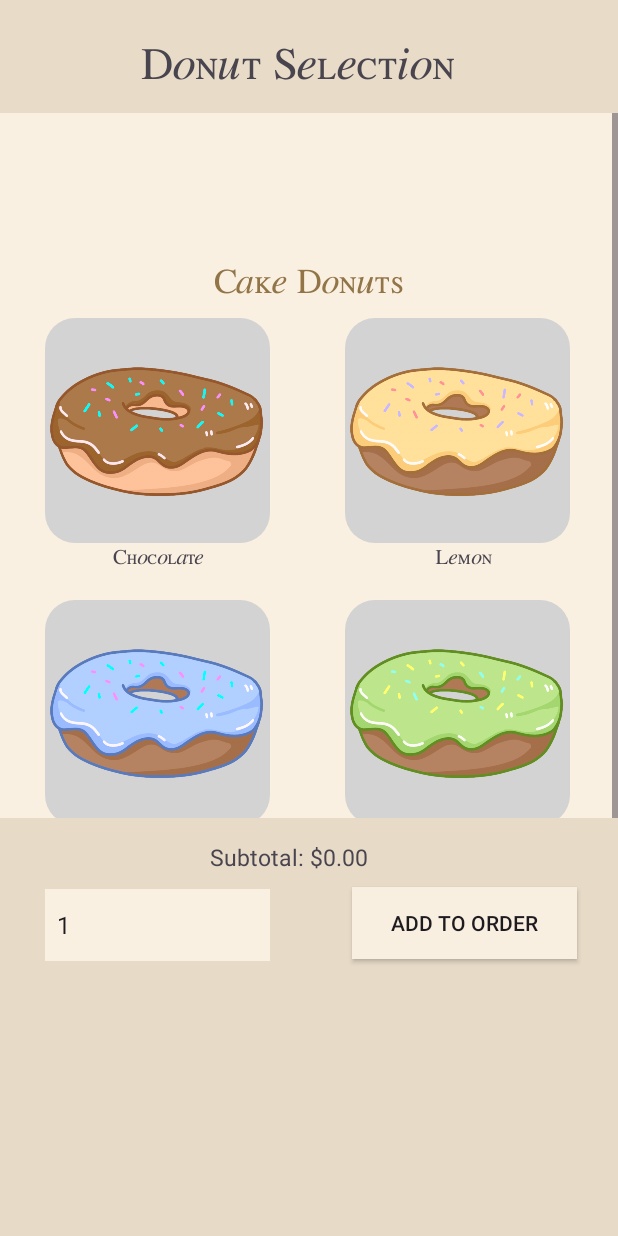
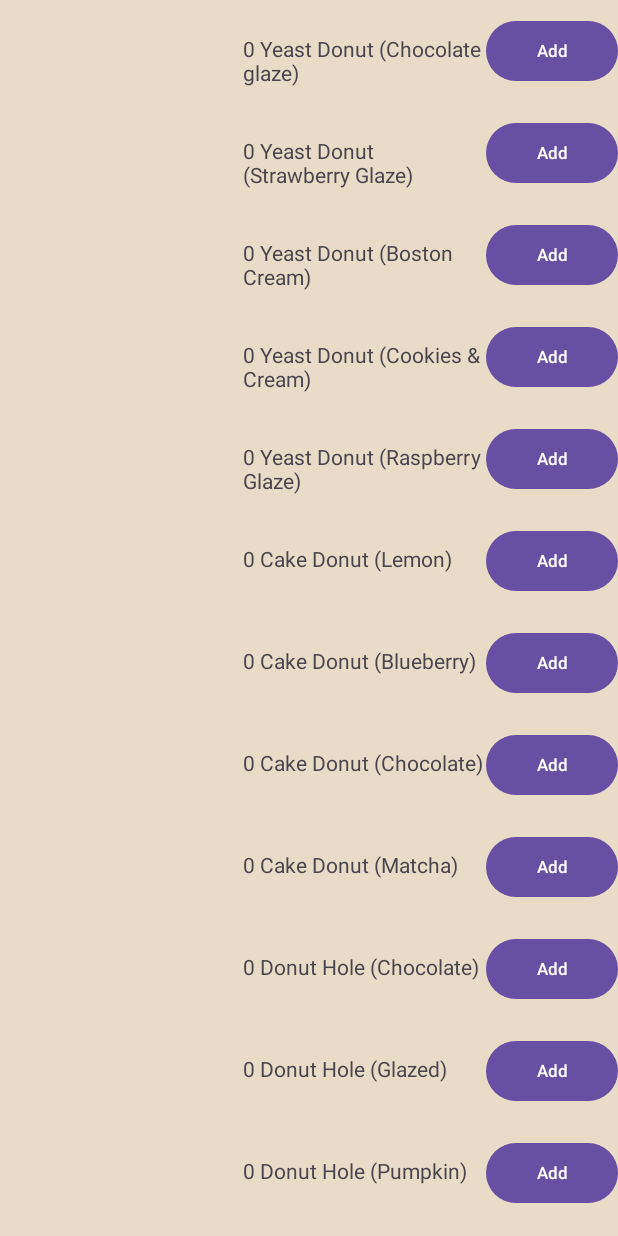
Before and after one commit to JustALoafOfBeans/RUCafeAndriod, an Android app: the screen it shows after launch (DonutActivity), after a tap on "Button to Donut Page.", on a phone screen of 412 x 824 dp. Run offline under Robolectric (Android 15) with nearby library versions, the phone set to English and light mode, and no system bars.

Commit message:
Donut Recycler setup, list generation works

```diff
--- /dev/null
+++ b/app/src/main/java/com/example/rucafeandriod/Donut.java
@@ -0,0 +1,137 @@
+package com.example.rucafeandriod;
+
+import com.example.rucafeandriod.Prices;
+
+import java.text.DecimalFormat;
+import java.util.ArrayList;
+
+/**
+ * The Donut class extends the abstract MenuItem class and describes orders
+ * of donuts from the RU Cafe
+ * @author Victoria Chen, Bridget Zhang
+ */
+public class Donut extends MenuItem{
+    /**
+     * Type of donut item selected (cake, yeast, or hole)
+     */
+    private String type;
+    /**
+     * Amount of item selected
+     */
+    private int quantity;
+    /**
+     * Flavor of donut selected, options vary with type
+     */
+    private String flavor;
+    /**
+     * Initial size constant
+     */
+    private static int INIT = 0;
+    /**
+     * Error integer
+     */
+    private static int ERROR = -1;
+    /**
+     * Use DF.format(value) to round value to two decimals places. Rounding
+     * up or down is by basic convention. Returns a String.
+     */
+    private static final DecimalFormat DF = new DecimalFormat("0.00");
+
+    /**
+     * Constructor for Donut class
+     * @param type type of donut treat String
+     * @param fla flavor of donut as a String
+     * @param num quantity of donuts added
+     */
+    public Donut(String type, String fla, int num) {
+        this.type = type;
+        this.quantity = num;
+        this.flavor = fla;
+    }
+
+    /**
+     * Method that returns price of added item based on quantity, flavor, and type
+     * @return Price as a double, formatted to two decimal places
+     */
+    public double itemPrice() {
+        switch (type)  {
+            case "Yeast Donut":
+                return Double.valueOf(DF.format(Prices.YEAST.val*quantity));
+            case "Cake Donut":
+                return Double.valueOf(DF.format(Prices.CAKE.val*quantity));
+            case "Donut Hole":
+                return Double.valueOf(DF.format(Prices.HOLE.val*quantity));
+            default:
+                return ERROR;
+        }
+    }
+
+    /**
+     * Checks if a given Donut object is equivalent to the current one
+     * @param equalObject Donut to compare
+     * @return true if Donut objects are equivalent, false otherwise
+     */
+    @Override
+    public boolean equals(Object equalObject) {
+        if (equalObject instanceof Donut)
+        {
+            Donut equalDonut = (Donut) equalObject; // Cast into Student if can
+            return (this.compareTo(equalDonut) == INIT);
+        }
+        return false; // Not of type student, invalid comparison
+    }
+
+    /**
+     * Compares two Donut objects
+     * @param compareDonut Donut object to compare to
+     * @return 0 if String forms equal, -1 if not
+     */
+    public int compareTo(Donut compareDonut) {
+        if (this.toString().equals(compareDonut.toString())) {
+            return INIT;
+        }
+        return ERROR;
+    }
+
+    /**
+     * Method that presents Donut object as a printable String format
+     * @return String format of Donut
+     */
+    @Override
+    public String toString() {
+        return quantity + " " + type + " (" + flavor + ")";
+    }
+
+    /**
+     * Method that returns type of Donut
+     * @return type as String
+     */
+    public String getType() {
+        return type;
+    }
+
+    /**
+     * Method that returns flavor of Donut object
+     * @return flavor as String
+     */
+    public String getFlavor() {
+        return flavor;
+    }
+
+    /**
+     * Method that returns quantity of Donut object
+     * @return number as int
+     */
+    public int getQuantity() {
+        return quantity;
+    }
+
+    /**
+     * Method that updates quantity of Donut object
+     * Used to account for duplicate orders (same type and flavor)
+     * @param newQuantity new value to update quantity to
+     */
+    public void setQuantity(int newQuantity) {
+        quantity = newQuantity;
+    }
+}
--- a/app/src/main/java/com/example/rucafeandriod/DonutActivity.java
+++ b/app/src/main/java/com/example/rucafeandriod/DonutActivity.java
@@ -1,6 +1,8 @@
 package com.example.rucafeandriod;
 
 import androidx.appcompat.app.AppCompatActivity;
+import androidx.recyclerview.widget.LinearLayoutManager;
+import androidx.recyclerview.widget.RecyclerView;
 
 import android.os.Bundle;
 import android.view.View;
@@ -10,10 +12,12 @@ import android.widget.ImageButton;
 import android.widget.Spinner;
 import android.widget.Toast;
 
+import java.util.ArrayList;
+
 
 public class DonutActivity extends AppCompatActivity {
 
-    private ImageButton cakeChocolate, cakeBlueberry, cakeLemon, cakeMatcha;
+    /*private ImageButton cakeChocolate, cakeBlueberry, cakeLemon, cakeMatcha;
     private ImageButton yeastCookie, yeastChocolate, yeastRaspberry, yeastStrawberry, yeastBoston;
     private ImageButton holeChocolate, holePumpkin, holeGlazed;
 
@@ -46,5 +50,43 @@ public class DonutActivity extends AppCompatActivity {
         // Set up subtotal text
 
         // Set up add to cart button
+    }*/
+
+    ArrayList<Donut> donuts;
+
+    @Override
+    protected void onCreate(Bundle savedInstanceState) {
+        super.onCreate(savedInstanceState);
+        setContentView(R.layout.donut_select_recycle);
+
+        RecyclerView rvDonuts = (RecyclerView) findViewById(R.id.rvDonuts);
+
+        donuts = createDonutsList();
+        // Create adapter passing in the sample user data
+        DonutAdapter adapter = new DonutAdapter(donuts);
+        rvDonuts.setAdapter(adapter);
+        // Set layout manager to position the items
+        rvDonuts.setLayoutManager(new LinearLayoutManager(this));
+        // That's all!
+    }
+
+    // Creates list of each type with 0 quantity at start
+    public static ArrayList<Donut> createDonutsList() {
+        ArrayList<Donut> donuts = new ArrayList<Donut>();
+
+        donuts.add(new Donut("Yeast Donut", "Chocolate glaze", 0));
+        donuts.add(new Donut("Yeast Donut", "Strawberry Glaze", 0));
+        donuts.add(new Donut("Yeast Donut", "Boston Cream", 0));
+        donuts.add(new Donut("Yeast Donut", "Cookies & Cream", 0));
+        donuts.add(new Donut("Yeast Donut", "Raspberry Glaze", 0));
+        donuts.add(new Donut("Cake Donut", "Lemon", 0));
+        donuts.add(new Donut("Cake Donut", "Blueberry", 0));
+        donuts.add(new Donut("Cake Donut", "Chocolate", 0));
+        donuts.add(new Donut("Cake Donut", "Matcha", 0));
+        donuts.add(new Donut("Donut Hole", "Chocolate", 0));
+        donuts.add(new Donut("Donut Hole", "Glazed", 0));
+        donuts.add(new Donut("Donut Hole", "Pumpkin", 0));
+
+        return donuts;
     }
 }
--- /dev/null
+++ b/app/src/main/java/com/example/rucafeandriod/DonutAdapter.java
@@ -0,0 +1,67 @@
+package com.example.rucafeandriod;
+
+import android.content.Context;
+import android.view.LayoutInflater;
+import android.view.View;
+import android.view.ViewGroup;
+import android.widget.Button;
+import android.widget.ImageView;
+import android.widget.TextView;
+
+import androidx.annotation.NonNull;
+import androidx.recyclerview.widget.RecyclerView;
+
+import java.util.List;
+
+public class DonutAdapter extends RecyclerView.Adapter<DonutAdapter.ViewHolder> {
+
+    // Provide a direct reference to each of the views within a data item
+    // Used to cache the views within the item layout for fast access
+    public class ViewHolder extends RecyclerView.ViewHolder {
+        public ImageView donutImage;
+        public TextView donutName;
+        public Button donutButton;
+
+        public ViewHolder(View itemView) {
+            super(itemView);
+
+            donutImage = (ImageView) itemView.findViewById(R.id.item_image);
+            donutName = (TextView) itemView.findViewById(R.id.item_name);
+            donutButton = (Button) itemView.findViewById(R.id.message_button);
+        }
+    }
+
+    private List<Donut> mDonuts;
+
+    public DonutAdapter(List<Donut> donuts) {
+        mDonuts = donuts;
+    }
+
+    @Override
+    public DonutAdapter.ViewHolder onCreateViewHolder(ViewGroup parent, int viewType) {
+        Context context = parent.getContext();
+        LayoutInflater inflater = LayoutInflater.from(context);
+
+        View donutView = inflater.inflate(R.layout.item_donut, parent, false);
+
+        ViewHolder viewHolder = new ViewHolder(donutView);
+        return viewHolder;
+    }
+
+    @Override
+    public void onBindViewHolder(DonutAdapter.ViewHolder holder, int position) {
+        Donut donuts = mDonuts.get(position);
+
+        TextView textView = holder.donutName;
+        textView.setText(donuts.toString());
+        Button button = holder.donutButton;
+        button.setText("Add");
+        button.setEnabled(true);
+    }
+
+    @Override
+    public int getItemCount() {
+        return mDonuts.size();
+    }
+
+}
--- a/app/src/main/res/layout/donut_select.xml
+++ b/app/src/main/res/layout/donut_select.xml
@@ -19,6 +19,13 @@
 
         app:layout_constraintEnd_toEndOf="parent"
         app:layout_constraintStart_toStartOf="parent"
+        app:layout_constraintTop_toTopOf="parent" />
+
+    <Space
+        android:layout_width="match_parent"
+        android:layout_height="100dp"
+        android:layout_marginTop="560dp"
+        android:background="#E7DAC7"
         app:layout_constraintTop_toTopOf="parent" />
 
     <ScrollView
@@ -396,13 +403,6 @@
         </LinearLayout>
     </ScrollView>
 
-    <Space
-        android:layout_width="match_parent"
-        android:layout_height="100dp"
-        android:layout_marginTop="560dp"
-        android:background="#E7DAC7"
-        app:layout_constraintTop_toTopOf="parent" />
-
     <LinearLayout
         android:layout_width="match_parent"
         android:layout_height="match_parent"
--- /dev/null
+++ b/app/src/main/res/layout/donut_select_recycle.xml
@@ -0,0 +1,18 @@
+<?xml version="1.0" encoding="utf-8"?>
+<androidx.constraintlayout.widget.ConstraintLayout xmlns:android="http://schemas.android.com/apk/res/android"
+    xmlns:app="http://schemas.android.com/apk/res-auto"
+    xmlns:tools="http://schemas.android.com/tools"
+    android:layout_width="match_parent"
+    android:layout_height="match_parent"
+    android:background="#e8dbc8">
+
+    <androidx.recyclerview.widget.RecyclerView
+        android:id="@+id/rvDonuts"
+        android:layout_width="0dp"
+        android:layout_height="0dp"
+        app:layout_constraintBottom_toBottomOf="parent"
+        app:layout_constraintEnd_toEndOf="parent"
+        app:layout_constraintStart_toStartOf="parent"
+        app:layout_constraintTop_toTopOf="parent" />
+
+</androidx.constraintlayout.widget.ConstraintLayout>
--- /dev/null
+++ b/app/src/main/res/layout/item_donut.xml
@@ -0,0 +1,31 @@
+<?xml version="1.0" encoding="utf-8"?>
+<LinearLayout
+    xmlns:android="http://schemas.android.com/apk/res/android"
+    android:orientation="horizontal"
+    android:layout_width="match_parent"
+    android:layout_height="wrap_content"
+    android:paddingTop="10dp"
+    android:paddingBottom="10dp" >
+
+    <ImageView
+        android:id="@+id/item_image"
+        android:layout_width="wrap_content"
+        android:layout_height="wrap_content"
+        android:layout_weight="1" />
+
+    <TextView
+        android:id="@+id/item_name"
+        android:layout_width="0dp"
+        android:layout_height="wrap_content"
+        android:layout_weight="1" />
+
+    <Button
+        android:id="@+id/message_button"
+        android:layout_width="wrap_content"
+        android:layout_height="wrap_content"
+        android:paddingLeft="16dp"
+        android:paddingRight="16dp"
+        android:textSize="11sp"
+        />
+
+</LinearLayout>
```
